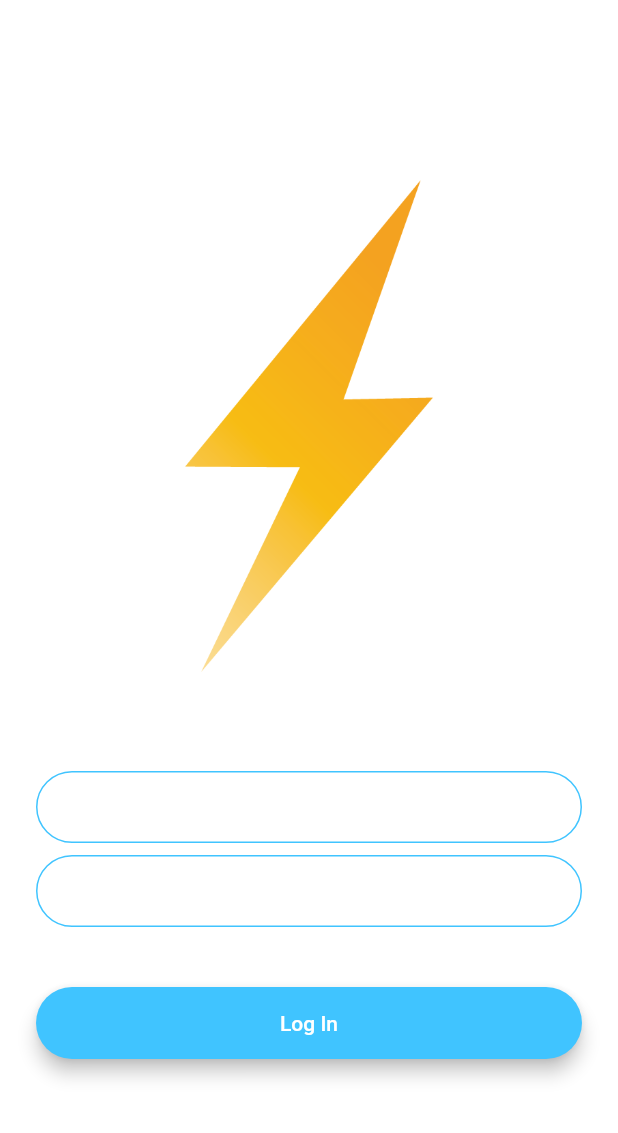
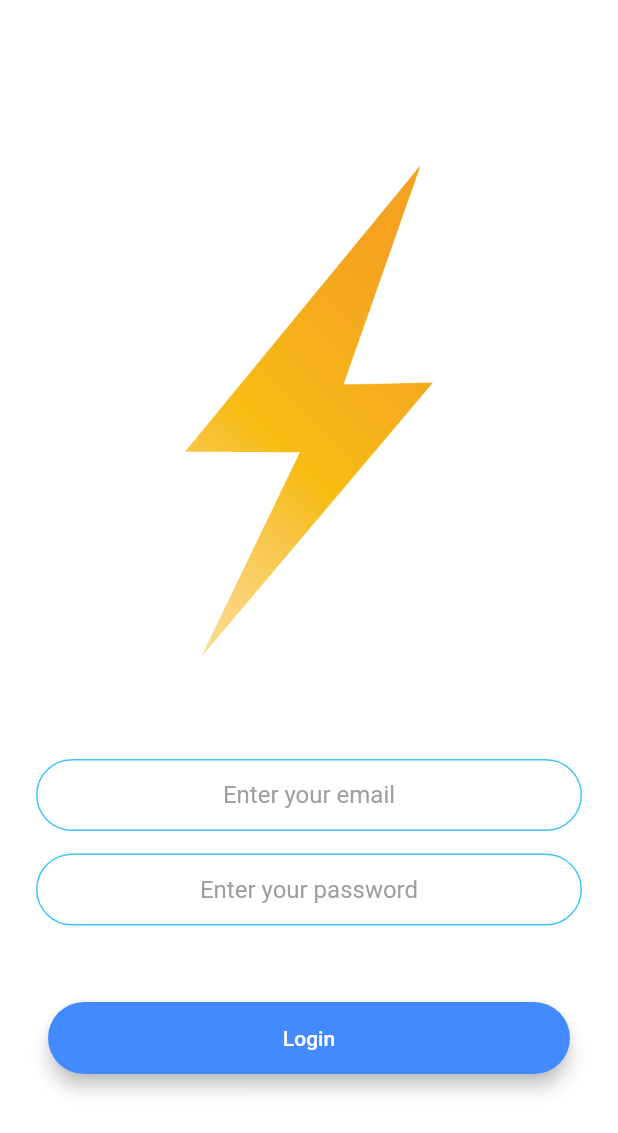
Before and after one commit to namnguyen191/flutter_chat_app, a Flutter app: the LoginScreen screen opened by its route, on a phone screen of 412 x 824 dp. Shown: the top 1133 px of the screen. Run offline on Flutter 3.47's test engine with Material 2 defaults, Android fonts, the phone set to English and light mode, and no system bars; our stand-ins replace animated_text_kit, firebase_auth, firebase_core; accounts and stored records are empty.

Commit message:
add firebase and login

```diff
--- /dev/null
+++ b/lib/components/rounded_button.dart
@@ -0,0 +1,34 @@
+import 'package:flutter/material.dart';
+
+class RoundedButton extends StatelessWidget {
+  final Color color;
+  final String title;
+  final VoidCallback onPressed;
+
+  const RoundedButton({
+    Key? key,
+    this.color = Colors.white,
+    required this.title,
+    required this.onPressed,
+  }) : super(key: key);
+
+  @override
+  Widget build(BuildContext context) {
+    return Padding(
+        padding: const EdgeInsets.symmetric(vertical: 16.0, horizontal: 8.0),
+        child: Material(
+          elevation: 5.0,
+          color: color,
+          borderRadius: BorderRadius.circular(30.0),
+          child: MaterialButton(
+            textColor: Colors.white,
+            onPressed: onPressed,
+            minWidth: 200.0,
+            height: 42.0,
+            child: Text(
+              title,
+            ),
+          ),
+        ));
+  }
+}
--- a/lib/constant.dart
+++ b/lib/constant.dart
@@ -32,9 +32,34 @@ const kMainHeadingText = TextStyle(
 const double kLogoSizeSmall = 50;
 const double kLogoSizeMedium = 120;
 
+const kExtraSmallGap = SizedBox(
+  height: 8,
+);
 const kSmallGap = SizedBox(
   height: 15,
 );
 const kMediumGap = SizedBox(
   height: 35,
 );
+const kLargeGap = SizedBox(
+  height: 50,
+);
+
+const kTextFieldDecoration = InputDecoration(
+  hintText: 'Enter a value',
+  hintStyle: TextStyle(
+    color: Colors.grey,
+  ),
+  contentPadding: EdgeInsets.symmetric(vertical: 10.0, horizontal: 20.0),
+  border: OutlineInputBorder(
+    borderRadius: BorderRadius.all(Radius.circular(32.0)),
+  ),
+  enabledBorder: OutlineInputBorder(
+    borderSide: BorderSide(color: Colors.lightBlueAccent, width: 1.0),
+    borderRadius: BorderRadius.all(Radius.circular(32.0)),
+  ),
+  focusedBorder: OutlineInputBorder(
+    borderSide: BorderSide(color: Colors.lightBlueAccent, width: 2.0),
+    borderRadius: BorderRadius.all(Radius.circular(32.0)),
+  ),
+);
--- a/lib/screens/login_screen.dart
+++ b/lib/screens/login_screen.dart
@@ -1,3 +1,4 @@
+import 'package:chat_app/components/rounded_button.dart';
 import 'package:chat_app/constant.dart';
 import 'package:flutter/material.dart';
 
@@ -16,7 +17,7 @@ class _LoginScreenState extends State<LoginScreen> {
     return Scaffold(
       backgroundColor: Colors.white,
       body: Padding(
-        padding: EdgeInsets.symmetric(horizontal: 24.0),
+        padding: const EdgeInsets.symmetric(horizontal: 24.0),
         child: Column(
           mainAxisAlignment: MainAxisAlignment.center,
           crossAxisAlignment: CrossAxisAlignment.stretch,
@@ -29,79 +30,34 @@ class _LoginScreenState extends State<LoginScreen> {
                 scale: 1,
               ),
             ),
-            SizedBox(
-              height: 48.0,
-            ),
+            kLargeGap,
             TextField(
+              keyboardType: TextInputType.emailAddress,
+              textAlign: TextAlign.center,
               onChanged: (value) {
                 //Do something with the user input.
               },
-              decoration: InputDecoration(
+              decoration: kTextFieldDecoration.copyWith(
                 hintText: 'Enter your email',
-                contentPadding:
-                    EdgeInsets.symmetric(vertical: 10.0, horizontal: 20.0),
-                border: OutlineInputBorder(
-                  borderRadius: BorderRadius.all(Radius.circular(32.0)),
-                ),
-                enabledBorder: OutlineInputBorder(
-                  borderSide:
-                      BorderSide(color: Colors.lightBlueAccent, width: 1.0),
-                  borderRadius: BorderRadius.all(Radius.circular(32.0)),
-                ),
-                focusedBorder: OutlineInputBorder(
-                  borderSide:
-                      BorderSide(color: Colors.lightBlueAccent, width: 2.0),
-                  borderRadius: BorderRadius.all(Radius.circular(32.0)),
-                ),
               ),
             ),
-            SizedBox(
-              height: 8.0,
-            ),
+            kSmallGap,
             TextField(
+              textAlign: TextAlign.center,
+              obscureText: true,
               onChanged: (value) {
                 //Do something with the user input.
               },
-              decoration: InputDecoration(
-                hintText: 'Enter your password.',
-                contentPadding:
-                    EdgeInsets.symmetric(vertical: 10.0, horizontal: 20.0),
-                border: OutlineInputBorder(
-                  borderRadius: BorderRadius.all(Radius.circular(32.0)),
-                ),
-                enabledBorder: OutlineInputBorder(
-                  borderSide:
-                      BorderSide(color: Colors.lightBlueAccent, width: 1.0),
-                  borderRadius: BorderRadius.all(Radius.circular(32.0)),
-                ),
-                focusedBorder: OutlineInputBorder(
-                  borderSide:
-                      BorderSide(color: Colors.lightBlueAccent, width: 2.0),
-                  borderRadius: BorderRadius.all(Radius.circular(32.0)),
-                ),
+              decoration: kTextFieldDecoration.copyWith(
+                hintText: 'Enter your password',
               ),
             ),
-            SizedBox(
-              height: 24.0,
-            ),
-            Padding(
-              padding: EdgeInsets.symmetric(vertical: 16.0),
-              child: Material(
-                color: Colors.lightBlueAccent,
-                borderRadius: BorderRadius.all(Radius.circular(30.0)),
-                elevation: 5.0,
-                child: MaterialButton(
-                  onPressed: () {
-                    //Implement login functionality.
-                  },
-                  minWidth: 200.0,
-                  height: 42.0,
-                  child: Text(
-                    'Log In',
-                  ),
-                ),
-              ),
-            ),
+            kMediumGap,
+            RoundedButton(
+              title: 'Login',
+              color: Colors.blueAccent,
+              onPressed: () {},
+            )
           ],
         ),
       ),
--- a/pubspec.yaml
+++ b/pubspec.yaml
@@ -33,6 +33,10 @@ dependencies:
   # The following adds the Cupertino Icons font to your application.
   # Use with the CupertinoIcons class for iOS style icons.
   cupertino_icons: ^1.0.2
+  animated_text_kit: ^4.2.1
+  cloud_firestore: ^3.1.0
+  firebase_core: ^1.10.0
+  firebase_auth: ^3.2.0
 
 dev_dependencies:
   flutter_test:
```
Also changed, not shown: lib/main.dart (+8 -4 lines), lib/screens/chat_screen.dart (+72 -1 lines), lib/screens/registration_screen.dart (+41 -68 lines), lib/screens/welcome_screen.dart (+16 -16 lines), pubspec.lock, 3 other files.
